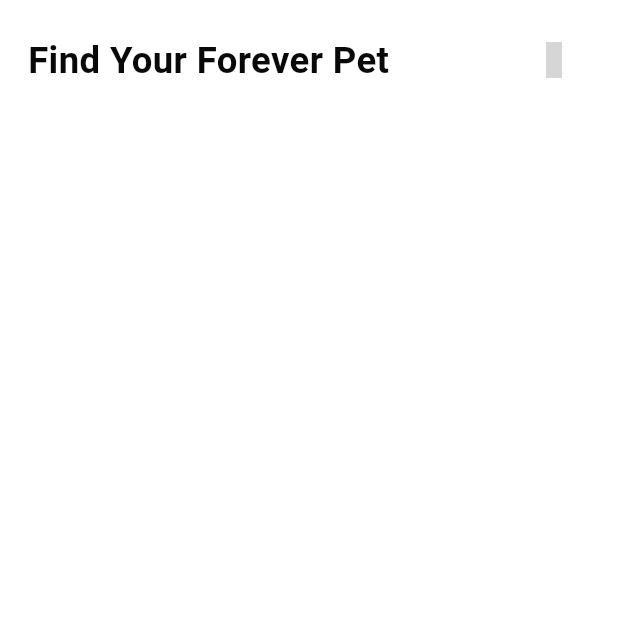
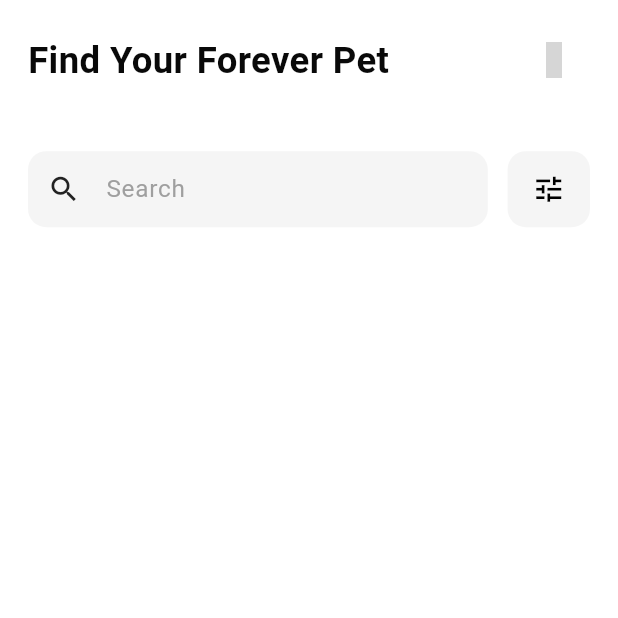
Before and after one commit to mazenanter/pet-finder-app, a Flutter app: the HomeScreen screen opened directly, on a phone screen of 412 x 824 dp, the top half of it. Run offline on Flutter 3.47's test engine with Material 3 defaults, Android fonts, the phone set to English and light mode, and no system bars; our stand-ins replace flutter_screenutil, flutter_svg, hugeicons; grey boxes are pictures that could not be loaded.

Commit message:
- added custom search bar

```diff
--- a/lib/core/themes/colors_manager.dart
+++ b/lib/core/themes/colors_manager.dart
@@ -4,4 +4,5 @@ class ColorsManager {
   static const Color primaryColor = Color(0xFF44BDB6);
   static const Color blackColor = Color(0xff090909);
   static const Color greyColor = Color(0xff9F9F9F);
+  static const Color darkGrey = Color(0xff222222);
 }
--- a/lib/features/home/presentation/ui/home_screen.dart
+++ b/lib/features/home/presentation/ui/home_screen.dart
@@ -1,5 +1,6 @@
 import 'package:flutter/material.dart';
 import 'package:pet_finder_app/core/helpers/spacing.dart';
+import 'package:pet_finder_app/features/home/presentation/ui/widgets/custom_search_bar.dart';
 import 'package:pet_finder_app/features/home/presentation/ui/widgets/home_header.dart';
 
 class HomeScreen extends StatelessWidget {
@@ -11,7 +12,11 @@ class HomeScreen extends StatelessWidget {
       body: SafeArea(
         child: Column(
           crossAxisAlignment: CrossAxisAlignment.start,
-          children: [const HomeHeader(), verticalSpace(20)],
+          children: [
+            const HomeHeader(),
+            verticalSpace(20),
+            const CustomSearchBar(),
+          ],
         ),
       ),
     );
--- /dev/null
+++ b/lib/features/home/presentation/ui/widgets/custom_search_bar.dart
@@ -0,0 +1,22 @@
+import 'package:flutter/material.dart';
+import 'package:flutter_screenutil/flutter_screenutil.dart';
+import 'package:pet_finder_app/core/helpers/spacing.dart';
+import 'package:pet_finder_app/features/home/presentation/ui/widgets/search_text_field.dart';
+
+class CustomSearchBar extends StatelessWidget {
+  const CustomSearchBar({super.key});
+
+  @override
+  Widget build(BuildContext context) {
+    return Padding(
+      padding: EdgeInsets.symmetric(horizontal: 17.w),
+      child: Row(
+        children: [
+          Expanded(child: SearchTextField()),
+          horizontalSpace(12),
+          FilterButton(),
+        ],
+      ),
+    );
+  }
+}
--- /dev/null
+++ b/lib/features/home/presentation/ui/widgets/search_text_field.dart
@@ -0,0 +1,50 @@
+import 'package:flutter/material.dart';
+import 'package:flutter_screenutil/flutter_screenutil.dart';
+import 'package:pet_finder_app/core/themes/text_styles_manager.dart';
+
+import '../../../../../core/themes/colors_manager.dart';
+
+class SearchTextField extends StatelessWidget {
+  const SearchTextField({super.key});
+
+  @override
+  Widget build(BuildContext context) {
+    return Container(
+      height: 50.h,
+      decoration: BoxDecoration(
+        color: Colors.grey[100],
+        borderRadius: BorderRadius.circular(12.r),
+      ),
+      child: TextField(
+        decoration: InputDecoration(
+          hintText: 'Search',
+          hintStyle: TextStylesManager.font16Regular,
+          prefixIcon: Icon(
+            Icons.search,
+            color: ColorsManager.darkGrey,
+            size: 22.sp,
+          ),
+          border: InputBorder.none,
+          contentPadding: EdgeInsets.symmetric(vertical: 14.h),
+        ),
+      ),
+    );
+  }
+}
+
+class FilterButton extends StatelessWidget {
+  const FilterButton({super.key});
+
+  @override
+  Widget build(BuildContext context) {
+    return Container(
+      width: 50.w,
+      height: 50.h,
+      decoration: BoxDecoration(
+        color: Colors.grey[100],
+        borderRadius: BorderRadius.circular(12.r),
+      ),
+      child: Icon(Icons.tune, color: Colors.black, size: 22.sp),
+    );
+  }
+}
```
